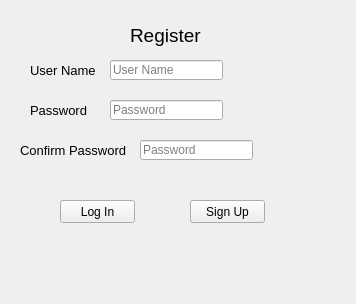
This is ui/sign_up.ui in VicMbugua/TaskManagementSystem as Qt 5 draws it before an edit. The edited form follows.
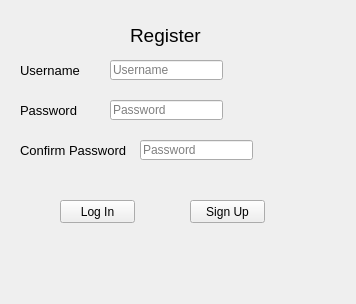
This is the edited form.

The edit to the form file:
```diff
--- a/ui/sign_up.ui
+++ b/ui/sign_up.ui
@@ -35,7 +35,7 @@
    <widget class="QLabel" name="label_3">
     <property name="geometry">
      <rect>
-      <x>30</x>
+      <x>20</x>
       <y>100</y>
       <width>71</width>
       <height>21</height>
@@ -82,13 +82,13 @@
      </rect>
     </property>
     <property name="placeholderText">
-     <string>User Name</string>
+     <string>Username</string>
     </property>
    </widget>
    <widget class="QLabel" name="label_2">
     <property name="geometry">
      <rect>
-      <x>30</x>
+      <x>20</x>
       <y>60</y>
       <width>71</width>
       <height>21</height>
@@ -100,7 +100,7 @@
      </font>
     </property>
     <property name="text">
-     <string>User Name</string>
+     <string>Username</string>
     </property>
    </widget>
    <widget class="QLineEdit" name="confirm_password">
```
Left out of the diff: 57 changed lines with no effect on the pictures.
